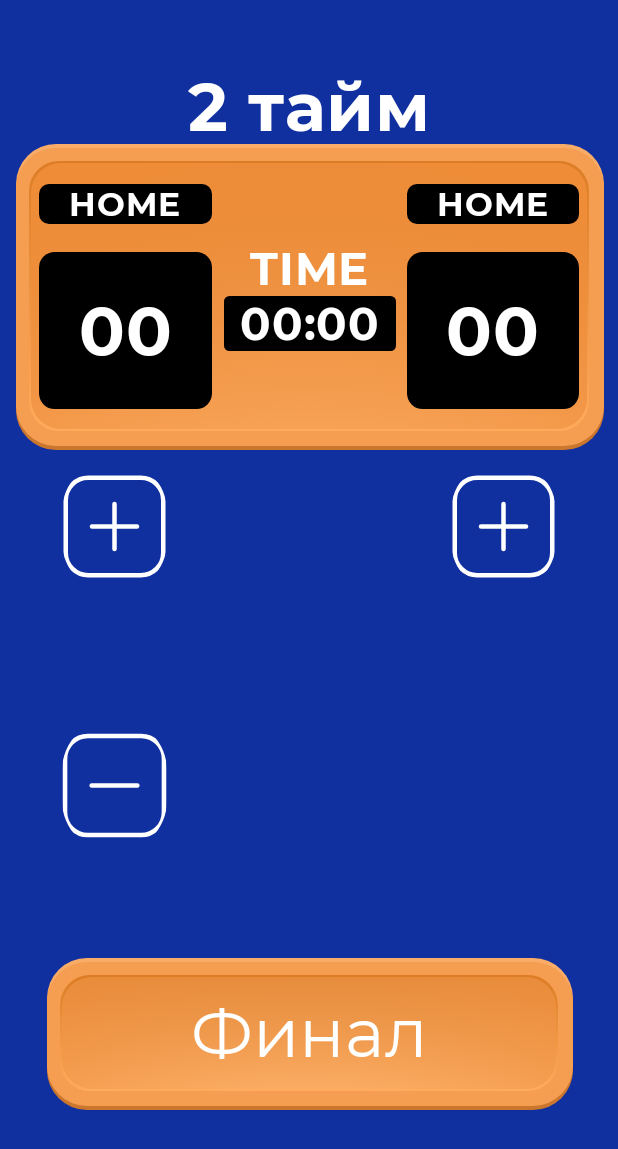
After one commit to Ilesha23/football-timer-app, an Android app built with Jetpack Compose: the SecondTimeScreen screen opened through its navigation route, on a phone screen of 412 x 824 dp. The commit adds this screen. Shown: the top 1149 px of the screen. Run offline under Robolectric (Android 15) with nearby library versions, the phone set to English and light mode, and no system bars; our stand-ins replace Dagger/Hilt's generated code.

Commit message:
added second time screen ui

```diff
--- a/football/src/main/java/com/ilesha23/football/ui/navigation/Navigation.kt
+++ b/football/src/main/java/com/ilesha23/football/ui/navigation/Navigation.kt
@@ -8,12 +8,13 @@ import com.ilesha23.football.ui.firstTimeScreen.FirstTimeScreen
 import com.ilesha23.football.ui.historyScreen.HistoryScreen
 import com.ilesha23.football.ui.loginScreen.LoginScreen
 import com.ilesha23.football.ui.newGameScreen.NewGameScreen
+import com.ilesha23.football.ui.secondTimeScreen.SecondTimeScreen
 
 @Composable
 fun Navigation() {
     val navController = rememberNavController()
 
-    NavHost(navController = navController, startDestination = Screen.FirstTime.route) {
+    NavHost(navController = navController, startDestination = Screen.Login.route) {
 
         composable(Screen.Login.route) {
             LoginScreen()
@@ -32,7 +33,7 @@ fun Navigation() {
         }
 
         composable(Screen.SecondTime.route) {
-            HistoryScreen()
+            SecondTimeScreen()
         }
 
     }
--- /dev/null
+++ b/football/src/main/java/com/ilesha23/football/ui/secondTimeScreen/SecondTimeScreen.kt
@@ -0,0 +1,129 @@
+package com.ilesha23.football.ui.secondTimeScreen
+
+import androidx.compose.foundation.background
+import androidx.compose.foundation.layout.Arrangement
+import androidx.compose.foundation.layout.Column
+import androidx.compose.foundation.layout.Row
+import androidx.compose.foundation.layout.Spacer
+import androidx.compose.foundation.layout.fillMaxHeight
+import androidx.compose.foundation.layout.fillMaxSize
+import androidx.compose.foundation.layout.fillMaxWidth
+import androidx.compose.foundation.layout.height
+import androidx.compose.foundation.layout.padding
+import androidx.compose.foundation.layout.width
+import androidx.compose.material3.Icon
+import androidx.compose.material3.IconButton
+import androidx.compose.material3.MaterialTheme
+import androidx.compose.material3.Text
+import androidx.compose.runtime.Composable
+import androidx.compose.ui.Alignment
+import androidx.compose.ui.Modifier
+import androidx.compose.ui.graphics.Color
+import androidx.compose.ui.res.painterResource
+import androidx.compose.ui.res.stringResource
+import androidx.compose.ui.unit.dp
+import com.ilesha23.football.R
+import com.ilesha23.football.ui.common.CustomButton
+import com.ilesha23.football.ui.common.Timer
+
+@Composable
+fun SecondTimeScreen() {
+    SecondTimeScreenContent()
+}
+
+@Composable
+fun SecondTimeScreenContent() {
+    Column(
+        modifier = Modifier
+            .fillMaxSize()
+            .background(color = MaterialTheme.colorScheme.background),
+        horizontalAlignment = Alignment.CenterHorizontally
+    ) {
+        Column(
+            modifier = Modifier
+                .weight(1.65f),
+            horizontalAlignment = Alignment.CenterHorizontally,
+            verticalArrangement = Arrangement.Bottom
+        ) {
+            Text(
+                text = stringResource(id = R.string.time_screen_second),
+                color = MaterialTheme.colorScheme.onBackground
+            )
+            Spacer(modifier = Modifier.height(10.dp))
+            Timer(
+                modifier = Modifier
+                    .fillMaxHeight(0.8f)
+            )
+        }
+        Spacer(modifier = Modifier.height(20.dp))
+        Row(
+            modifier = Modifier
+                .weight(1f)
+                .fillMaxWidth(0.8f),
+            horizontalArrangement = Arrangement.SpaceBetween
+        ) {
+            IconButton(
+                onClick = {},
+                modifier = Modifier
+                    .height(90.dp)
+                    .width(70.dp)
+            ) {
+                Icon(
+                    painter = painterResource(id = R.drawable.plus),
+                    contentDescription = null,
+                    tint = Color.White
+                )
+            }
+            IconButton(
+                onClick = {},
+                modifier = Modifier
+                    .height(90.dp)
+                    .width(70.dp)
+            ) {
+                Icon(
+                    painter = painterResource(id = R.drawable.plus),
+                    contentDescription = null,
+                    tint = Color.White
+                )
+            }
+        }
+        Row(
+            modifier = Modifier
+                .weight(1f)
+                .fillMaxWidth(0.8f)
+        ) {
+            IconButton(
+                onClick = {},
+                modifier = Modifier
+                    .height(90.dp)
+                    .width(70.dp)
+            ) {
+                Icon(
+                    painter = painterResource(id = R.drawable.minus),
+                    contentDescription = null,
+                    tint = Color.White
+                )
+            }
+        }
+        Column(
+            modifier = Modifier
+                .weight(1f)
+                .fillMaxWidth(0.8f),
+            horizontalAlignment = Alignment.CenterHorizontally,
+            verticalArrangement = Arrangement.Top
+        ) {
+            CustomButton(
+                modifier = Modifier
+                    .fillMaxWidth()
+            ) {
+                Text(
+                    text = stringResource(id = R.string.time_screen_final),
+                    style = MaterialTheme.typography.bodyMedium,
+                    color = MaterialTheme.colorScheme.onBackground,
+                    modifier = Modifier
+                        .padding(vertical = 10.dp)
+                )
+            }
+        }
+    }
+}
```
